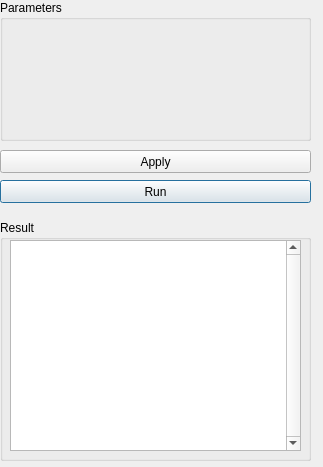
Old version of the form source/Goldenberry/widgets/optimization/GbUmdaCWidget.ui in the repository narg95/goldenberry.
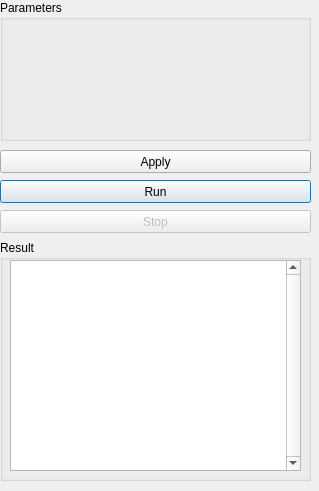
New version of the form.

Commit message: stop option included

The edit to the form file:
```diff
--- a/source/Goldenberry/widgets/optimization/GbUmdaCWidget.ui
+++ b/source/Goldenberry/widgets/optimization/GbUmdaCWidget.ui
@@ -10,8 +10,8 @@
    <rect>
     <x>0</x>
     <y>0</y>
-    <width>323</width>
-    <height>467</height>
+    <width>319</width>
+    <height>491</height>
    </rect>
   </property>
   <property name="windowTitle">
@@ -40,7 +40,7 @@
    <property name="geometry">
     <rect>
      <x>0</x>
-     <y>220</y>
+     <y>240</y>
      <width>311</width>
      <height>241</height>
     </rect>
@@ -88,6 +88,22 @@
     <string>Apply</string>
    </property>
   </widget>
+  <widget class="QPushButton" name="stopButton">
+   <property name="enabled">
+    <bool>false</bool>
+   </property>
+   <property name="geometry">
+    <rect>
+     <x>0</x>
+     <y>210</y>
+     <width>311</width>
+     <height>23</height>
+    </rect>
+   </property>
+   <property name="text">
+    <string>Stop</string>
+   </property>
+  </widget>
  </widget>
  <resources/>
  <connections/>
```
The commit also changes 8 other files.
